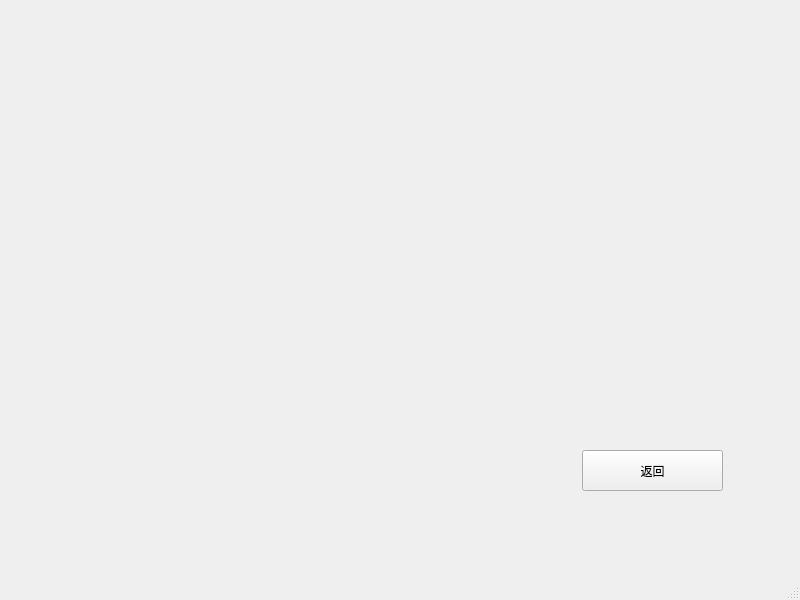
Above: ParkSys/vehiclemanage.ui from Holden4Caulfield/QtStudy before the change. Below: the same form after it.
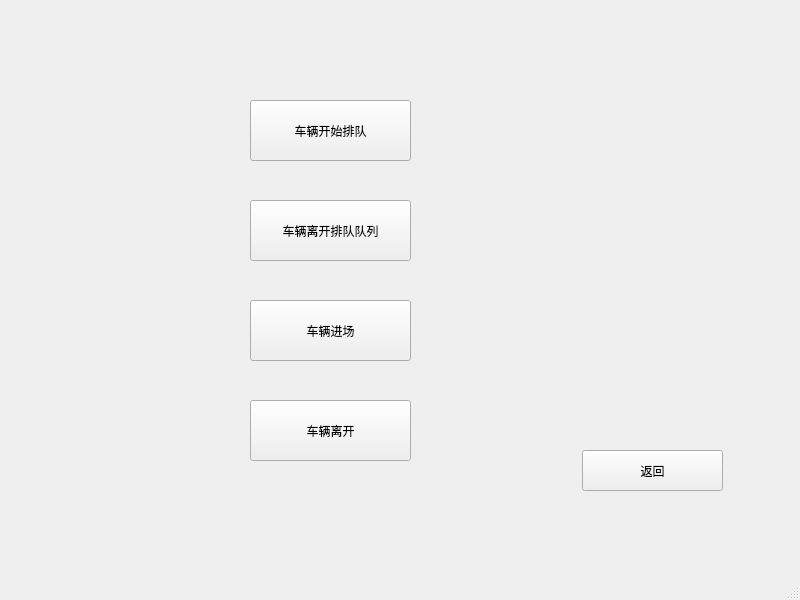
That is the form after the change.

What changed in the file:
```diff
--- a/ParkSys/vehiclemanage.ui
+++ b/ParkSys/vehiclemanage.ui
@@ -27,6 +27,58 @@
      <string>返回</string>
     </property>
    </widget>
+   <widget class="QPushButton" name="cartoD">
+    <property name="geometry">
+     <rect>
+      <x>250</x>
+      <y>100</y>
+      <width>161</width>
+      <height>61</height>
+     </rect>
+    </property>
+    <property name="text">
+     <string>车辆开始排队</string>
+    </property>
+   </widget>
+   <widget class="QPushButton" name="carleftD">
+    <property name="geometry">
+     <rect>
+      <x>250</x>
+      <y>200</y>
+      <width>161</width>
+      <height>61</height>
+     </rect>
+    </property>
+    <property name="text">
+     <string>车辆离开排队队列</string>
+    </property>
+   </widget>
+   <widget class="QPushButton" name="cartoP">
+    <property name="geometry">
+     <rect>
+      <x>250</x>
+      <y>300</y>
+      <width>161</width>
+      <height>61</height>
+     </rect>
+    </property>
+    <property name="text">
+     <string>车辆进场</string>
+    </property>
+   </widget>
+   <widget class="QPushButton" name="carleftP">
+    <property name="geometry">
+     <rect>
+      <x>250</x>
+      <y>400</y>
+      <width>161</width>
+      <height>61</height>
+     </rect>
+    </property>
+    <property name="text">
+     <string>车辆离开</string>
+    </property>
+   </widget>
   </widget>
   <widget class="QMenuBar" name="menubar">
    <property name="geometry">
```
